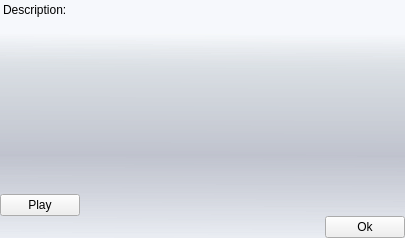
Above: bin/data/ui/audio_preview.ui from realXtend/tundra before the change. Below: the same form after it.
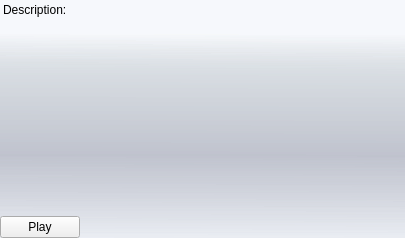
That is the form after the change.

Commit message: Remove obsolete ok buttons.

What changed in the file:
```diff
--- a/bin/data/ui/audio_preview.ui
+++ b/bin/data/ui/audio_preview.ui
@@ -77,28 +77,7 @@
     </layout>
    </item>
    <item>
-    <layout class="QHBoxLayout" name="horizontalLayout">
-     <item>
-      <spacer name="horizontalSpacer">
-       <property name="orientation">
-        <enum>Qt::Horizontal</enum>
-       </property>
-       <property name="sizeHint" stdset="0">
-        <size>
-         <width>40</width>
-         <height>20</height>
-        </size>
-       </property>
-      </spacer>
-     </item>
-     <item>
-      <widget class="QPushButton" name="okButton">
-       <property name="text">
-        <string>Ok</string>
-       </property>
-      </widget>
-     </item>
-    </layout>
+    <layout class="QHBoxLayout" name="horizontalLayout"/>
    </item>
   </layout>
  </widget>
```
The commit also changes 2 other files.
